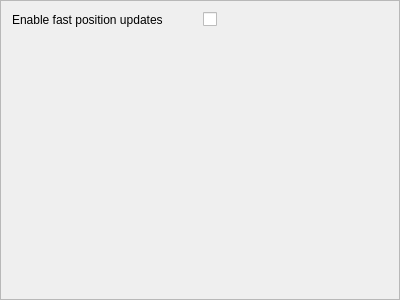
swift-project/pilotclient, file src/blackgui/components/settingsnetworkcomponent.ui: the form before one commit.
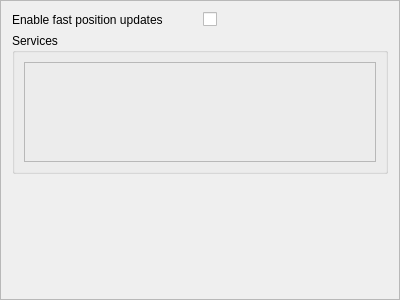
The form after the commit. Custom widgets are drawn as their Qt base class.

Commit message: refs #686, GUI for reader settings * component

Diff of the .ui file:
```diff
--- a/src/blackgui/components/settingsnetworkcomponent.ui
+++ b/src/blackgui/components/settingsnetworkcomponent.ui
@@ -34,7 +34,7 @@
      </property>
     </widget>
    </item>
-   <item row="1" column="0">
+   <item row="2" column="0">
     <spacer name="vs_NetworkSettings">
      <property name="orientation">
       <enum>Qt::Vertical</enum>
@@ -47,8 +47,41 @@
      </property>
     </spacer>
    </item>
+   <item row="1" column="0" colspan="2">
+    <widget class="QGroupBox" name="gb_Services">
+     <property name="title">
+      <string>Services</string>
+     </property>
+     <layout class="QVBoxLayout" name="verticalLayout">
+      <item>
+       <widget class="BlackGui::Components::CSettingsVatsimReadersComponent" name="comp_ReaderSettings">
+        <property name="minimumSize">
+         <size>
+          <width>0</width>
+          <height>100</height>
+         </size>
+        </property>
+        <property name="frameShape">
+         <enum>QFrame::StyledPanel</enum>
+        </property>
+        <property name="frameShadow">
+         <enum>QFrame::Raised</enum>
+        </property>
+       </widget>
+      </item>
+     </layout>
+    </widget>
+   </item>
   </layout>
  </widget>
+ <customwidgets>
+  <customwidget>
+   <class>BlackGui::Components::CSettingsVatsimReadersComponent</class>
+   <extends>QFrame</extends>
+   <header>blackgui/components/settingsvatsimreaderscomponent.h</header>
+   <container>1</container>
+  </customwidget>
+ </customwidgets>
  <resources/>
  <connections/>
 </ui>
```
The commit also changes 4 other files.
